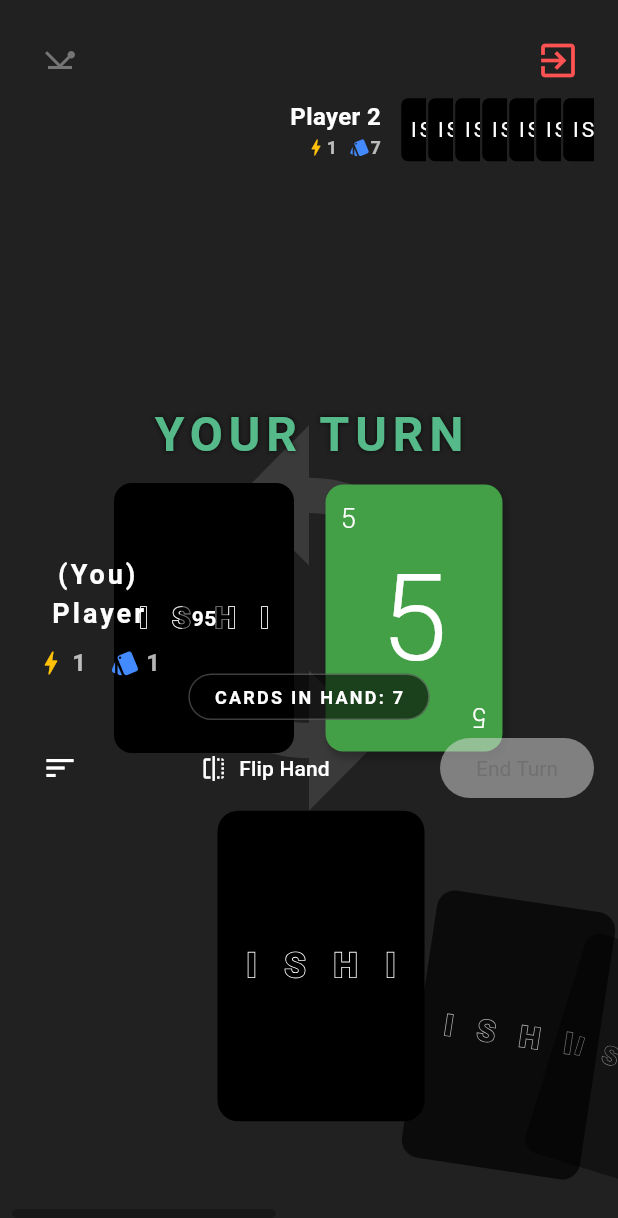
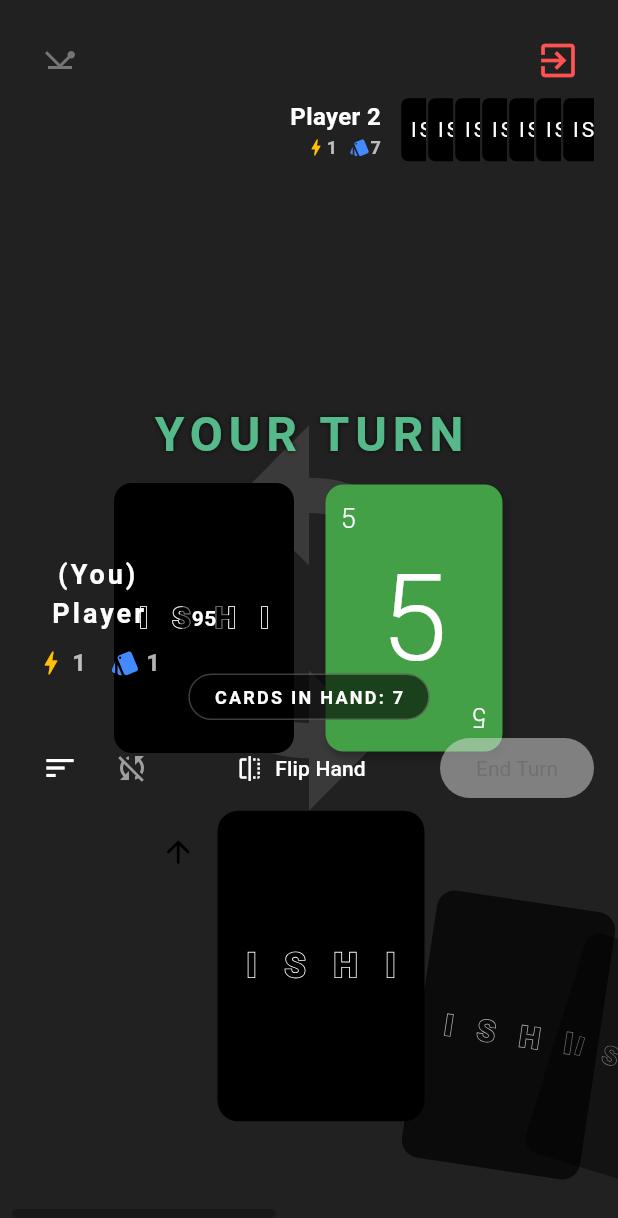
Before and after one commit to Meta-Dusk/ishi_card_game, a Flutter app: the screen it shows after launch, after a tap on "PLAY", after a tap on "LOCAL DEVICE CO-OP", after a tap on "START LOCAL RUN", on a phone screen of 412 x 824 dp. Shown: the top 1218 px of the screen. Run offline on Flutter 3.47's test engine with Material 3 defaults, Android fonts, the phone set to English and light mode, and no system bars; our stand-ins replace package_info_plus, qr_flutter, shared_preferences, supabase_flutter; missing offline and left inert: flutter_webrtc, mobile_scanner; accounts and stored records are empty.

Commit message:
Added 2 new QoL features

```diff
--- a/lib/components/hand_controls.dart
+++ b/lib/components/hand_controls.dart
@@ -8,6 +8,7 @@ class HandControls extends StatelessWidget {
     required this.onFlipAllCard,
     required this.onSortHand,
     required this.onTakePenalty,
+    required this.onToggleAutoSort,
     required this.manager,
     required this.isMyTurn,
   });
@@ -16,6 +17,7 @@ class HandControls extends StatelessWidget {
   final VoidCallback onEndTurn;
   final void Function(DeckSortType) onSortHand;
   final VoidCallback onTakePenalty;
+  final VoidCallback onToggleAutoSort;
   final GameManager manager;
   final bool isMyTurn;
 
@@ -29,6 +31,9 @@ class HandControls extends StatelessWidget {
         manager.actionPoints[playerIndex] > 0;
 
     final mainContent = [
+      Row(
+        mainAxisSize: .min,
+        children: [
           PopupMenuButton<DeckSortType>(
             icon: const Icon(Icons.sort),
             tooltip: "Sort Hand by ...",
@@ -40,6 +45,20 @@ class HandControls extends StatelessWidget {
               PopupMenuItem(value: .byType, child: Text("Sort by Type")),
               PopupMenuItem(value: .byValue, child: Text("Sort by Value")),
               PopupMenuItem(value: .unsorted, child: Text("Unsorted")),
+            ],
+          ),
+          IconButton(
+            onPressed: onToggleAutoSort,
+            icon: Icon(
+              manager.isAutoSortEnabled ? Icons.sync : Icons.sync_disabled,
+              color: manager.isAutoSortEnabled
+                  ? Colors.greenAccent
+                  : Colors.grey,
+            ),
+            tooltip: manager.isAutoSortEnabled
+                ? "Auto-Sort: ON"
+                : "Auto-Sort: OFF",
+          ),
         ],
       ),
       TextButton.icon(
--- a/lib/core/managers/game_manager.dart
+++ b/lib/core/managers/game_manager.dart
@@ -69,6 +69,7 @@ class GameManager {
 
   // --- VISUAL STATES ---
   DeckSortType handSortType = .unsorted;
+  bool isAutoSortEnabled = false;
 
   // --- EVENTS ---
   final _eventController = StreamController<GameManagerEvent>.broadcast();
--- a/lib/screens/game_screen/game_screen.dart
+++ b/lib/screens/game_screen/game_screen.dart
@@ -42,6 +42,8 @@ class GameScreenState extends State<GameScreen> {
   bool get isMyTurn => _manager.currentPlayer == localUIIndex;
   List<IshiCard> get currentHand =>
       _manager.playerHands[_manager.localPlayerIndex];
+
+  IshiCard? _selectedCard;
 
   void updateUI(VoidCallback fn) {
     if (mounted) setState(fn);
@@ -92,9 +94,17 @@ class GameScreenState extends State<GameScreen> {
             onFlipAllCard: flipAllCardsAction,
             onSortHand: animatedSort,
             onTakePenalty: takePenaltyAction,
+            onToggleAutoSort: () => updateUI(
+              () => _manager.isAutoSortEnabled = !_manager.isAutoSortEnabled,
+            ),
             manager: _manager,
             isMyTurn: isMyTurn,
           ),
+        ),
+        AnimatedPlayButton(
+          selectedCard: _selectedCard,
+          isMyTurn: isMyTurn,
+          onPlay: () => playCardAction(_selectedCard!),
         ),
         Container(
           height: 280,
@@ -109,8 +119,16 @@ class GameScreenState extends State<GameScreen> {
             child: AnimatedCardList(
               animatedListKey: listKeys[localUIIndex],
               currentHand: currentHand,
-              onTapCard: (card) =>
-                  setState(() => card.isFaceUp = !card.isFaceUp),
+              onTapCard: (card) {
+                if (!isMyTurn) return;
+                updateUI(() {
+                  if (_selectedCard == card) {
+                    _selectedCard = null; // Deselect if tapped again
+                  } else {
+                    _selectedCard = card; // Select the new card
+                  }
+                });
+              },
               scrollController: scrollControllers[localUIIndex],
               isMyTurn: isMyTurn,
             ),
@@ -218,6 +236,41 @@ class GameScreenState extends State<GameScreen> {
   );
 }
 
+class AnimatedPlayButton extends StatelessWidget {
+  const AnimatedPlayButton({
+    super.key,
+    required this.selectedCard,
+    required this.isMyTurn,
+    required this.onPlay,
+  });
+
+  final IshiCard? selectedCard;
+  final bool isMyTurn;
+  final VoidCallback onPlay;
+
+  @override
+  Widget build(BuildContext context) {
+    return AnimatedContainer(
+      duration: const Duration(milliseconds: 200),
+      height: (selectedCard != null && isMyTurn) ? 48 : 0,
+      curve: Curves.easeOutCubic,
+      child: ElevatedButton.icon(
+        style: ElevatedButton.styleFrom(
+          backgroundColor: Colors.orangeAccent,
+          foregroundColor: Colors.black,
+          padding: const .symmetric(horizontal: 32, vertical: 12),
+        ),
+        icon: const Icon(Icons.arrow_upward_rounded, size: 24),
+        label: const Text(
+          "PLAY SELECTED CARD",
+          style: TextStyle(fontWeight: .bold, fontSize: 16),
+        ),
+        onPressed: onPlay,
+      ),
+    );
+  }
+}
+
 class LeaveGameDialog extends StatelessWidget {
   const LeaveGameDialog({super.key, required this.network});
 
--- a/pubspec.yaml
+++ b/pubspec.yaml
@@ -1,7 +1,7 @@
 name: ishi
 description: "A Rogulike Card Game Made with Flutter."
 publish_to: "none"
-version: 0.7.3+1
+version: 0.7.4+1
 
 environment:
     sdk: ^3.11.3
```
Also changed, not shown: lib/screens/game_screen/actions.dart (+20 -1 lines). Lines whose indentation alone changed are shown as unchanged.
